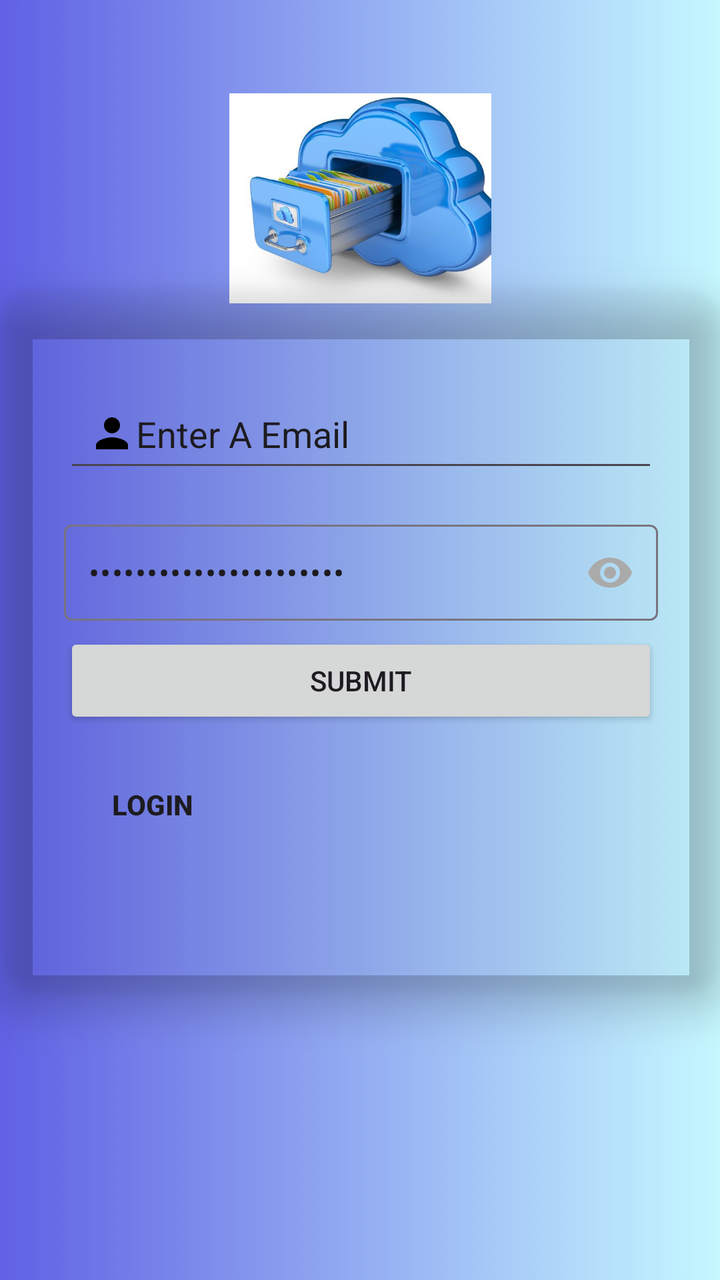
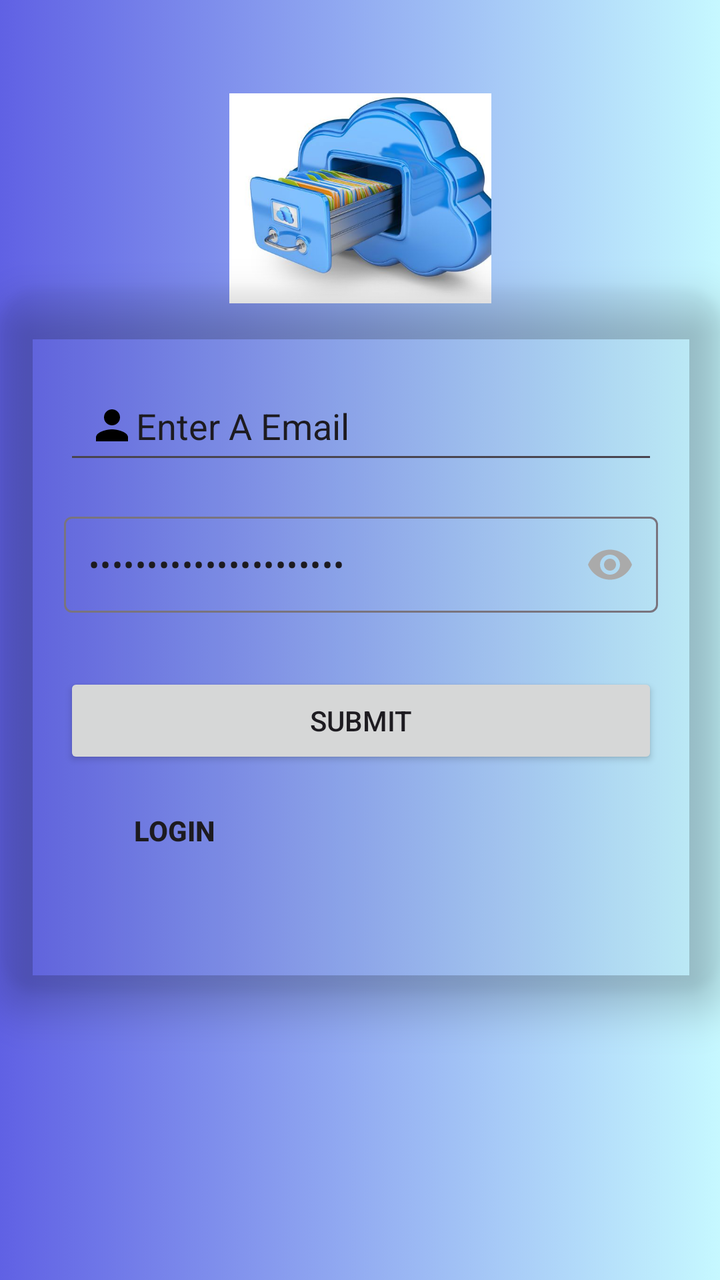

Before-and-after screenshots of an Android layout around one commit, followed by the original layout XML and the change that was made.
<!-- AndroidManifest.xml: application theme Theme.MyApplication -->
<!-- res/layout/activity_registor.xml -->
<?xml version="1.0" encoding="utf-8"?>
<androidx.constraintlayout.widget.ConstraintLayout xmlns:android="http://schemas.android.com/apk/res/android"
    xmlns:app="http://schemas.android.com/apk/res-auto"
    xmlns:tools="http://schemas.android.com/tools"
    android:layout_width="match_parent"
    android:layout_height="match_parent"
    android:background="@drawable/mainbackgroundaa">

    <androidx.cardview.widget.CardView
        android:id="@+id/cardView"
        android:layout_width="405dp"
        android:layout_height="411dp"
        android:layout_marginStart="32dp"
        android:layout_marginEnd="32dp"
        app:cardBackgroundColor="#00FFFFFF"
        app:cardCornerRadius="20dp"
        app:cardElevation="12dp"
        app:cardMaxElevation="16dp"
        app:cardPreventCornerOverlap="true"
        app:cardUseCompatPadding="true"
        app:layout_constraintBottom_toBottomOf="parent"
        app:layout_constraintEnd_toEndOf="parent"
        app:layout_constraintStart_toStartOf="parent"
        app:layout_constraintTop_toTopOf="parent">

        <androidx.constraintlayout.widget.ConstraintLayout
            android:layout_width="match_parent"
            android:layout_height="324dp"
            android:padding="32dp">

            <EditText
                android:id="@+id/editTextEmailAddress"
                android:layout_width="0dp"
                android:layout_height="wrap_content"
                android:layout_marginTop="16dp"
                android:autofillHints="username"
                android:drawableStart="@drawable/baseline_person_24"
                android:ems="10"
                android:inputType="textEmailAddress"
                android:minHeight="48dp"
                android:padding="12dp"
                android:text="@string/enter_email"
                app:layout_constraintEnd_toEndOf="parent"
                app:layout_constraintStart_toStartOf="parent"
                app:layout_constraintTop_toTopOf="parent" />

            <com.google.android.material.textfield.TextInputLayout
                android:id="@+id/passwordInputLayout"
                android:layout_width="0dp"
                android:layout_height="wrap_content"
                android:layout_marginTop="16dp"
                app:passwordToggleEnabled="true"
                app:passwordToggleTint="@android:color/darker_gray"
                app:layout_constraintEnd_toEndOf="parent"
                app:layout_constraintStart_toStartOf="parent"
                app:layout_constraintTop_toBottomOf="@+id/editTextEmailAddress">

                <com.google.android.material.textfield.TextInputEditText
                    android:id="@+id/editTextPassword"
                    android:layout_width="match_parent"
                    android:layout_height="wrap_content"
                    android:autofillHints="password"
                    android:ems="10"
                    android:inputType="textPassword"
                    android:minHeight="48dp"
                    android:padding="12dp"
                    android:text="@string/enter_8_digit_password" />

            </com.google.android.material.textfield.TextInputLayout>


            <Button
                android:id="@+id/button4"
                android:layout_width="wrap_content"
                android:layout_height="wrap_content"
                android:background="@android:color/transparent"
                android:minHeight="48dp"
                android:text="@string/login"
                android:textStyle="bold"
                app:layout_constraintBottom_toBottomOf="parent"
                app:layout_constraintEnd_toEndOf="parent"
                app:layout_constraintHorizontal_bias="0.0"
                app:layout_constraintStart_toStartOf="parent"
                app:layout_constraintTop_toTopOf="parent"
                app:layout_constraintVertical_bias="0.952" />

            <Button
                android:id="@+id/button3"
                android:layout_width="297dp"
                android:layout_height="wrap_content"
                android:minHeight="48dp"
                android:text="@string/submit"
                app:layout_constraintBottom_toBottomOf="parent"
                app:layout_constraintEnd_toEndOf="parent"
                app:layout_constraintHorizontal_bias="0.0"
                app:layout_constraintStart_toStartOf="parent"
                app:layout_constraintTop_toTopOf="parent"
                app:layout_constraintVertical_bias="0.659" />

        </androidx.constraintlayout.widget.ConstraintLayout>

    </androidx.cardview.widget.CardView>

    <ImageView
        android:id="@+id/imageView2"
        android:layout_width="213dp"
        android:layout_height="105dp"
        app:layout_constraintBottom_toBottomOf="parent"
        app:layout_constraintEnd_toEndOf="parent"
        app:layout_constraintStart_toStartOf="parent"
        app:layout_constraintTop_toTopOf="parent"
        app:layout_constraintVertical_bias="0.087"
        app:srcCompat="@drawable/wewe" />

</androidx.constraintlayout.widget.ConstraintLayout>
<!-- resources referenced by this layout -->
<resources>
  <!-- drawable baseline_person_24 (drawable) -->
  <vector xmlns:android="http://schemas.android.com/apk/res/android" android:height="24dp" android:tint="#000000" android:viewportHeight="24" android:viewportWidth="24" android:width="24dp">
        
      <path android:fillColor="@android:color/white" android:pathData="M12,12c2.21,0 4,-1.79 4,-4s-1.79,-4 -4,-4 -4,1.79 -4,4 1.79,4 4,4zM12,14c-2.67,0 -8,1.34 -8,4v2h16v-2c0,-2.66 -5.33,-4 -8,-4z"/>
      
  </vector>
  <!-- drawable mainbackgroundaa (drawable) -->
  <?xml version="1.0" encoding="utf-8"?>
  <selector xmlns:android="http://schemas.android.com/apk/res/android">
      <item>
          <shape android:shape="rectangle">
              <gradient
  
                  android:startColor="#6061E4"
                  android:endColor="#C6F8FF">
              </gradient>
          </shape>
      </item>
  </selector>
  <!-- drawable wewe: jpeg bitmap (drawable, 30892 bytes) -->
  <string name="enter_8_digit_password">Enter 8 Digit Password</string>
  <string name="enter_email">Enter A Email</string>
  <string name="login">Login</string>
  <string name="submit">Submit</string>
  <style name="Theme.MyApplication" parent="Base.Theme.MyApplication" />
  <style name="Base.Theme.MyApplication" parent="Theme.Material3.DayNight.NoActionBar">
          
          
      </style>
</resources>

<!-- the commit's change to res/layout/activity_registor.xml (unified diff, before → after) -->
@@ -25,14 +25,14 @@
 
         <androidx.constraintlayout.widget.ConstraintLayout
             android:layout_width="match_parent"
-            android:layout_height="324dp"
+            android:layout_height="330dp"
             android:padding="32dp">
 
             <EditText
                 android:id="@+id/editTextEmailAddress"
                 android:layout_width="0dp"
                 android:layout_height="wrap_content"
-                android:layout_marginTop="16dp"
+                android:layout_marginTop="12dp"
                 android:autofillHints="username"
                 android:drawableStart="@drawable/baseline_person_24"
                 android:ems="10"
@@ -41,6 +41,7 @@
                 android:padding="12dp"
                 android:text="@string/enter_email"
                 app:layout_constraintEnd_toEndOf="parent"
+                app:layout_constraintHorizontal_bias="0.0"
                 app:layout_constraintStart_toStartOf="parent"
                 app:layout_constraintTop_toTopOf="parent" />
 
@@ -49,11 +50,11 @@
                 android:layout_width="0dp"
                 android:layout_height="wrap_content"
                 android:layout_marginTop="16dp"
-                app:passwordToggleEnabled="true"
-                app:passwordToggleTint="@android:color/darker_gray"
                 app:layout_constraintEnd_toEndOf="parent"
                 app:layout_constraintStart_toStartOf="parent"
-                app:layout_constraintTop_toBottomOf="@+id/editTextEmailAddress">
+                app:layout_constraintTop_toBottomOf="@+id/editTextEmailAddress"
+                app:passwordToggleEnabled="true"
+                app:passwordToggleTint="@android:color/darker_gray">
 
                 <com.google.android.material.textfield.TextInputEditText
                     android:id="@+id/editTextPassword"
@@ -70,21 +71,6 @@
 
 
             <Button
-                android:id="@+id/button4"
-                android:layout_width="wrap_content"
-                android:layout_height="wrap_content"
-                android:background="@android:color/transparent"
-                android:minHeight="48dp"
-                android:text="@string/login"
-                android:textStyle="bold"
-                app:layout_constraintBottom_toBottomOf="parent"
-                app:layout_constraintEnd_toEndOf="parent"
-                app:layout_constraintHorizontal_bias="0.0"
-                app:layout_constraintStart_toStartOf="parent"
-                app:layout_constraintTop_toTopOf="parent"
-                app:layout_constraintVertical_bias="0.952" />
-
-            <Button
                 android:id="@+id/button3"
                 android:layout_width="297dp"
                 android:layout_height="wrap_content"
@@ -95,7 +81,22 @@
                 app:layout_constraintHorizontal_bias="0.0"
                 app:layout_constraintStart_toStartOf="parent"
                 app:layout_constraintTop_toTopOf="parent"
-                app:layout_constraintVertical_bias="0.659" />
+                app:layout_constraintVertical_bias="0.733" />
+
+            <Button
+                android:id="@+id/button4"
+                android:layout_width="110dp"
+                android:layout_height="49dp"
+                android:background="@android:color/transparent"
+                android:minHeight="48dp"
+                android:text="@string/login"
+                android:textStyle="bold"
+                app:layout_constraintBottom_toBottomOf="parent"
+                app:layout_constraintEnd_toEndOf="parent"
+                app:layout_constraintHorizontal_bias="0.0"
+                app:layout_constraintStart_toStartOf="parent"
+                app:layout_constraintTop_toTopOf="parent"
+                app:layout_constraintVertical_bias="0.986" />
 
         </androidx.constraintlayout.widget.ConstraintLayout>
 
